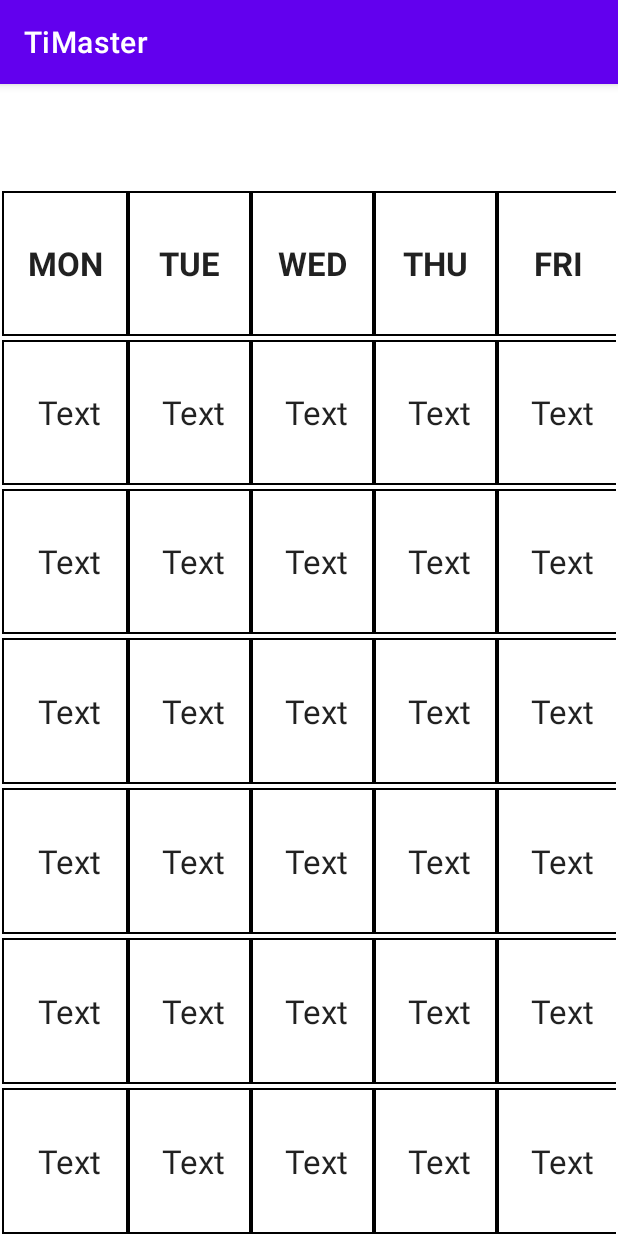
After one commit to LS-Young/TiMaster, an Android app: the TimetableActivity screen opened directly, with no data from a screen before it, on a phone screen of 412 x 824 dp. The commit adds this screen. Run offline under Robolectric (Android 15) with nearby library versions, the phone set to English and light mode, and no system bars.

Commit message:
milestone 1

```diff
--- a/app/src/main/AndroidManifest.xml
+++ b/app/src/main/AndroidManifest.xml
@@ -9,6 +9,7 @@
         android:roundIcon="@mipmap/ic_launcher_round"
         android:supportsRtl="true"
         android:theme="@style/Theme.TiMaster">
+        <activity android:name=".TimetableActivity"></activity>
         <activity android:name=".MainActivity">
             <intent-filter>
                 <action android:name="android.intent.action.MAIN" />
--- a/app/src/main/java/com/example/timaster/MainActivity.java
+++ b/app/src/main/java/com/example/timaster/MainActivity.java
@@ -16,7 +16,7 @@ public class MainActivity extends AppCompatActivity {
         super.onCreate(savedInstanceState);
         setContentView(R.layout.activity_main);
 
-        btn=findViewById(R.id.btn);
+        btn=findViewById(R.id.btn1);
         final Uri uri=Uri.parse("https://luminus.nus.edu.sg/");
         btn.setOnClickListener(new View.OnClickListener() {
             @Override
@@ -25,5 +25,15 @@ public class MainActivity extends AppCompatActivity {
                 startActivity(intent);
             }
         });
+
+        btn=findViewById(R.id.btn2);
+        //final Uri uri1=Uri.parse("https://luminus.nus.edu.sg/");
+        btn.setOnClickListener(new View.OnClickListener() {
+            @Override
+            public void onClick(View v) {
+                Intent intent=new Intent(MainActivity.this, TimetableActivity.class);
+                startActivity(intent);
+            }
+        });
     }
 }
--- /dev/null
+++ b/app/src/main/java/com/example/timaster/TimetableActivity.java
@@ -0,0 +1,14 @@
+package com.example.timaster;
+
+import androidx.appcompat.app.AppCompatActivity;
+
+import android.os.Bundle;
+
+public class TimetableActivity extends AppCompatActivity {
+
+    @Override
+    protected void onCreate(Bundle savedInstanceState) {
+        super.onCreate(savedInstanceState);
+        setContentView(R.layout.activity_timetable);
+    }
+}
--- a/app/src/main/res/layout/activity_main.xml
+++ b/app/src/main/res/layout/activity_main.xml
@@ -11,18 +11,28 @@
         android:layout_width="match_parent"
         android:layout_height="wrap_content"
         android:layout_alignParentBottom="true"
-        android:layout_marginBottom="120dp"
-        android:paddingLeft="160dp">
+        android:layout_marginBottom="119dp"
+        android:paddingLeft="40dp">
 
         <Button
-            android:id="@+id/btn"
+            android:id="@+id/btn1"
             android:layout_width="100dp"
             android:layout_height="40dp"
             android:layout_alignParentLeft="true"
+            android:background="@drawable/shape_login_btn"
             android:text="@string/login"
             android:textColor="#7f00ff"
+            android:textSize="20sp" />
+
+        <Button
+            android:id="@+id/btn2"
+            android:layout_width="200dp"
+            android:layout_height="40dp"
+            android:layout_alignParentRight="true"
             android:background="@drawable/shape_login_btn"
-            android:textSize="20sp"/>
+            android:text="timetable"
+            android:textColor="#7f00ff"
+            android:textSize="20sp" />
 
     </RelativeLayout>
 
--- /dev/null
+++ b/app/src/main/res/layout/activity_timetable.xml
@@ -0,0 +1,467 @@
+<?xml version="1.0" encoding="utf-8"?>
+<TableLayout xmlns:android="http://schemas.android.com/apk/res/android"
+
+    android:layout_width="fill_parent"
+    android:layout_height="match_parent"
+    android:stretchColumns="0,1,2,3,4"
+    android:gravity="center">
+
+    <TableRow
+        android:background="#FFFFFF"
+        android:layout_width="fill_parent"
+        android:layout_height="0dp"
+        android:layout_margin="1dp"
+        android:layout_weight="1"
+        >
+        <TableRow
+            android:background="#000000"
+            android:layout_width="fill_parent"
+            android:layout_height="0dp"
+            android:layout_margin="1dp"
+            android:layout_weight="1"
+            >
+
+
+
+        </TableRow>
+    </TableRow>
+    <TableRow
+        android:background="#000000"
+        android:layout_width="fill_parent"
+        android:layout_height="0dp"
+        android:layout_margin="1dp"
+        android:layout_weight="1"
+
+        >
+
+        <TextView
+            android:layout_width="match_parent"
+            android:layout_height="match_parent"
+            android:textAppearance="?android:attr/textAppearanceLarge"
+            android:text="MON"
+            android:layout_margin="1dp"
+            android:layout_column="0"
+            android:background="#FFFFFF"
+            android:textStyle="bold"
+            android:gravity="center"
+            />
+
+        <TextView
+            android:layout_width="wrap_content"
+            android:layout_height="match_parent"
+            android:textAppearance="?android:attr/textAppearanceLarge"
+            android:text="TUE"
+            android:layout_margin="1dp"
+            android:layout_column="1"
+            android:background="#FFFFFF"
+            android:gravity="center"
+            android:textStyle="bold"
+            />
+
+        <TextView
+            android:layout_width="wrap_content"
+            android:layout_height="match_parent"
+            android:textAppearance="?android:attr/textAppearanceLarge"
+            android:text="WED"
+            android:layout_margin="1dp"
+            android:background="#FFFFFF"
+            android:gravity="center"
+            android:textStyle="bold"
+            android:layout_column="2"
+            />
+
+        <TextView
+            android:layout_width="wrap_content"
+            android:layout_height="match_parent"
+            android:textAppearance="?android:attr/textAppearanceLarge"
+            android:text="THU"
+            android:layout_margin="1dp"
+            android:background="#FFFFFF"
+            android:gravity="center"
+            android:textStyle="bold"
+            android:layout_column="3"
+            />
+
+        <TextView
+            android:layout_width="wrap_content"
+            android:layout_height="match_parent"
+            android:textAppearance="?android:attr/textAppearanceLarge"
+            android:text="FRI"
+            android:layout_margin="1dp"
+            android:background="#FFFFFF"
+            android:gravity="center"
+            android:textStyle="bold"
+            android:layout_column="4"
+            />
+    </TableRow>
+
+    <TableRow
+        android:background="#000000"
+        android:layout_width="fill_parent"
+        android:layout_height="0dp"
+        android:layout_margin="1dp"
+        android:layout_weight="1"
+        >
+
+        <TextView
+            android:layout_width="match_parent"
+            android:layout_height="match_parent"
+            android:textAppearance="?android:attr/textAppearanceLarge"
+            android:text=" Text"
+            android:layout_margin="1dp"
+            android:layout_column="0"
+            android:background="#FFFFFF"
+            android:gravity="center"
+            />
+
+        <TextView
+            android:layout_width="wrap_content"
+            android:layout_height="match_parent"
+            android:textAppearance="?android:attr/textAppearanceLarge"
+            android:text=" Text"
+            android:layout_margin="1dp"
+            android:layout_column="1"
+            android:background="#FFFFFF"
+            android:gravity="center"
+            />
+
+        <TextView
+            android:layout_width="wrap_content"
+            android:layout_height="match_parent"
+            android:textAppearance="?android:attr/textAppearanceLarge"
+            android:text=" Text"
+            android:layout_margin="1dp"
+            android:background="#FFFFFF"
+            android:gravity="center"
+            android:layout_column="2" />
+
+        <TextView
+            android:layout_width="wrap_content"
+            android:layout_height="match_parent"
+            android:textAppearance="?android:attr/textAppearanceLarge"
+            android:text=" Text"
+            android:layout_margin="1dp"
+            android:background="#FFFFFF"
+            android:gravity="center"
+            android:layout_column="3" />
+
+        <TextView
+            android:layout_width="wrap_content"
+            android:layout_height="match_parent"
+            android:textAppearance="?android:attr/textAppearanceLarge"
+            android:text=" Text"
+            android:layout_margin="1dp"
+            android:background="#FFFFFF"
+            android:gravity="center"
+            android:layout_column="4" />
+    </TableRow>
+
+
+
+    <TableRow
+        android:background="#000000"
+        android:layout_width="fill_parent"
+        android:layout_height="0dp"
+        android:layout_margin="1dp"
+        android:layout_weight="1"
+        >
+
+        <TextView
+            android:layout_width="match_parent"
+            android:layout_height="match_parent"
+            android:textAppearance="?android:attr/textAppearanceLarge"
+            android:text=" Text"
+            android:layout_margin="1dp"
+            android:layout_column="0"
+            android:background="#FFFFFF"
+            android:gravity="center"
+            />
+
+        <TextView
+            android:layout_width="wrap_content"
+            android:layout_height="match_parent"
+            android:textAppearance="?android:attr/textAppearanceLarge"
+            android:text=" Text"
+            android:layout_margin="1dp"
+            android:layout_column="1"
+            android:background="#FFFFFF"
+            android:gravity="center"
+            />
+
+        <TextView
+            android:layout_width="wrap_content"
+            android:layout_height="match_parent"
+            android:textAppearance="?android:attr/textAppearanceLarge"
+            android:text=" Text"
+            android:layout_margin="1dp"
+            android:background="#FFFFFF"
+            android:gravity="center"
+            android:layout_column="2" />
+
+        <TextView
+            android:layout_width="wrap_content"
+            android:layout_height="match_parent"
+            android:textAppearance="?android:attr/textAppearanceLarge"
+            android:text=" Text"
+            android:layout_margin="1dp"
+            android:background="#FFFFFF"
+            android:gravity="center"
+            android:layout_column="3" />
+
+        <TextView
+            android:layout_width="wrap_content"
+            android:layout_height="match_parent"
+            android:textAppearance="?android:attr/textAppearanceLarge"
+            android:text=" Text"
+            android:layout_margin="1dp"
+            android:background="#FFFFFF"
+            android:gravity="center"
+            android:layout_column="4" />
+    </TableRow>
+
+    <TableRow
+        android:background="#000000"
+        android:layout_width="fill_parent"
+        android:layout_height="0dp"
+        android:layout_margin="1dp"
+        android:layout_weight="1"
+        >
+
+        <TextView
+            android:layout_width="match_parent"
+            android:layout_height="match_parent"
+            android:textAppearance="?android:attr/textAppearanceLarge"
+            android:text=" Text"
+            android:layout_margin="1dp"
+            android:layout_column="0"
+            android:background="#FFFFFF"
+            android:gravity="center"
+            />
+
+        <TextView
+            android:layout_width="wrap_content"
+            android:layout_height="match_parent"
+            android:textAppearance="?android:attr/textAppearanceLarge"
+            android:text=" Text"
+            android:layout_margin="1dp"
+            android:layout_column="1"
+            android:background="#FFFFFF"
+            android:gravity="center"
+            />
+
+        <TextView
+            android:layout_width="wrap_content"
+            android:layout_height="match_parent"
+            android:textAppearance="?android:attr/textAppearanceLarge"
+            android:text=" Text"
+            android:layout_margin="1dp"
+            android:background="#FFFFFF"
+            android:gravity="center"
+            android:layout_column="2" />
+
+        <TextView
+            android:layout_width="wrap_content"
+            android:layout_height="match_parent"
+            android:textAppearance="?android:attr/textAppearanceLarge"
+            android:text=" Text"
+            android:layout_margin="1dp"
+            android:background="#FFFFFF"
+            android:gravity="center"
+            android:layout_column="3" />
+
+        <TextView
+            android:layout_width="wrap_content"
+            android:layout_height="match_parent"
+            android:textAppearance="?android:attr/textAppearanceLarge"
+            android:text=" Text"
+            android:layout_margin="1dp"
+            android:background="#FFFFFF"
+            android:gravity="center"
+            android:layout_column="4" />
+    </TableRow>
+
+    <TableRow
+        android:background="#000000"
+        android:layout_width="fill_parent"
+        android:layout_height="0dp"
+        android:layout_margin="1dp"
+        android:layout_weight="1"
+        >
+
+        <TextView
+            android:layout_width="match_parent"
+            android:layout_height="match_parent"
+            android:textAppearance="?android:attr/textAppearanceLarge"
+            android:text=" Text"
+            android:layout_margin="1dp"
+            android:layout_column="0"
+            android:background="#FFFFFF"
+            android:gravity="center"
+            />
+
+        <TextView
+            android:layout_width="wrap_content"
+            android:layout_height="match_parent"
+            android:textAppearance="?android:attr/textAppearanceLarge"
+            android:text=" Text"
+            android:layout_margin="1dp"
+            android:layout_column="1"
+            android:background="#FFFFFF"
+            android:gravity="center"
+            />
+
+        <TextView
+            android:layout_width="wrap_content"
+            android:layout_height="match_parent"
+            android:textAppearance="?android:attr/textAppearanceLarge"
+            android:text=" Text"
+            android:layout_margin="1dp"
+            android:background="#FFFFFF"
+            android:gravity="center"
+            android:layout_column="2" />
+
+        <TextView
+            android:layout_width="wrap_content"
+            android:layout_height="match_parent"
+            android:textAppearance="?android:attr/textAppearanceLarge"
+            android:text=" Text"
+            android:layout_margin="1dp"
+            android:background="#FFFFFF"
+            android:gravity="center"
+            android:layout_column="3" />
+
+        <TextView
+            android:layout_width="wrap_content"
+            android:layout_height="match_parent"
+            android:textAppearance="?android:attr/textAppearanceLarge"
+            android:text=" Text"
+            android:layout_margin="1dp"
+            android:background="#FFFFFF"
+            android:gravity="center"
+            android:layout_column="4" />
+    </TableRow>
+
+    <TableRow
+        android:background="#000000"
+        android:layout_width="fill_parent"
+        android:layout_height="0dp"
+        android:layout_margin="1dp"
+        android:layout_weight="1"
+        >
+
+        <TextView
+            android:layout_width="match_parent"
+            android:layout_height="match_parent"
+            android:textAppearance="?android:attr/textAppearanceLarge"
+            android:text=" Text"
+            android:layout_margin="1dp"
+            android:layout_column="0"
+            android:background="#FFFFFF"
+            android:gravity="center"
+            />
+
+        <TextView
+            android:layout_width="wrap_content"
+            android:layout_height="match_parent"
+            android:textAppearance="?android:attr/textAppearanceLarge"
+            android:text=" Text"
+            android:layout_margin="1dp"
+            android:layout_column="1"
+            android:background="#FFFFFF"
+            android:gravity="center"
+            />
+
+        <TextView
+            android:layout_width="wrap_content"
+            android:layout_height="match_parent"
+            android:textAppearance="?android:attr/textAppearanceLarge"
+            android:text=" Text"
+            android:layout_margin="1dp"
+            android:background="#FFFFFF"
+            android:gravity="center"
+            android:layout_column="2" />
+
+        <TextView
+            android:layout_width="wrap_content"
+            android:layout_height="match_parent"
+            android:textAppearance="?android:attr/textAppearanceLarge"
+            android:text=" Text"
+            android:layout_margin="1dp"
+            android:background="#FFFFFF"
+            android:gravity="center"
+            android:layout_column="3" />
+
+        <TextView
+            android:layout_width="wrap_content"
+            android:layout_height="match_parent"
+            android:textAppearance="?android:attr/textAppearanceLarge"
+            android:text=" Text"
+            android:layout_margin="1dp"
+            android:background="#FFFFFF"
+            android:gravity="center"
+            android:layout_column="4" />
+    </TableRow>
+
+    <TableRow
+        android:background="#000000"
+        android:layout_width="fill_parent"
+        android:layout_height="0dp"
+        android:layout_margin="1dp"
+        android:layout_weight="1"
+        >
+
+        <TextView
+            android:layout_width="match_parent"
+            android:layout_height="match_parent"
+            android:textAppearance="?android:attr/textAppearanceLarge"
+            android:text=" Text"
+            android:layout_margin="1dp"
+            android:layout_column="0"
+            android:background="#FFFFFF"
+            android:gravity="center"
+            />
+
+        <TextView
+            android:layout_width="wrap_content"
+            android:layout_height="match_parent"
+            android:textAppearance="?android:attr/textAppearanceLarge"
+            android:text=" Text"
+            android:layout_margin="1dp"
+            android:layout_column="1"
+            android:background="#FFFFFF"
+            android:gravity="center"
+            />
+
+        <TextView
+            android:layout_width="wrap_content"
+            android:layout_height="match_parent"
+            android:textAppearance="?android:attr/textAppearanceLarge"
+            android:text=" Text"
+            android:layout_margin="1dp"
+            android:background="#FFFFFF"
+            android:gravity="center"
+            android:layout_column="2" />
+
+        <TextView
+            android:layout_width="wrap_content"
+            android:layout_height="match_parent"
+            android:textAppearance="?android:attr/textAppearanceLarge"
+            android:text=" Text"
+            android:layout_margin="1dp"
+            android:background="#FFFFFF"
+            android:gravity="center"
+            android:layout_column="3" />
+
+        <TextView
+            android:layout_width="wrap_content"
+            android:layout_height="match_parent"
+            android:textAppearance="?android:attr/textAppearanceLarge"
+            android:text=" Text"
+            android:layout_margin="1dp"
+            android:background="#FFFFFF"
+            android:gravity="center"
+            android:layout_column="4" />
+    </TableRow>
+
+
+</TableLayout>
```
